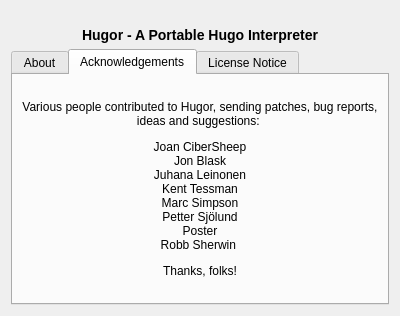
This is src/aboutdialog.ui in realnc/hugor as Qt 5 draws it before an edit. The edited form follows.
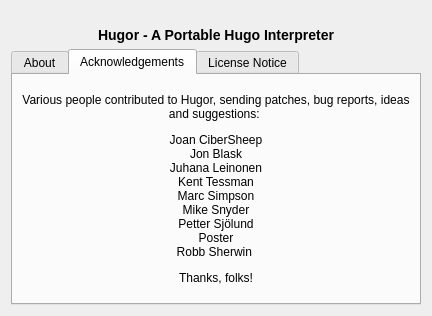
This is the edited form. The open tabs and pages were chosen to show the change. Icons and pictures are not drawn.

Commit message: Update "about" dialog credits

```diff
--- a/src/aboutdialog.ui
+++ b/src/aboutdialog.ui
@@ -92,6 +92,7 @@
 Juhana Leinonen&lt;br&gt;
 Kent Tessman&lt;br&gt;
 Marc Simpson&lt;br&gt;
+Mike Snyder&lt;br&gt;
 Petter Sjölund&lt;br&gt;
 Poster&lt;br&gt;
 Robb Sherwin
```
